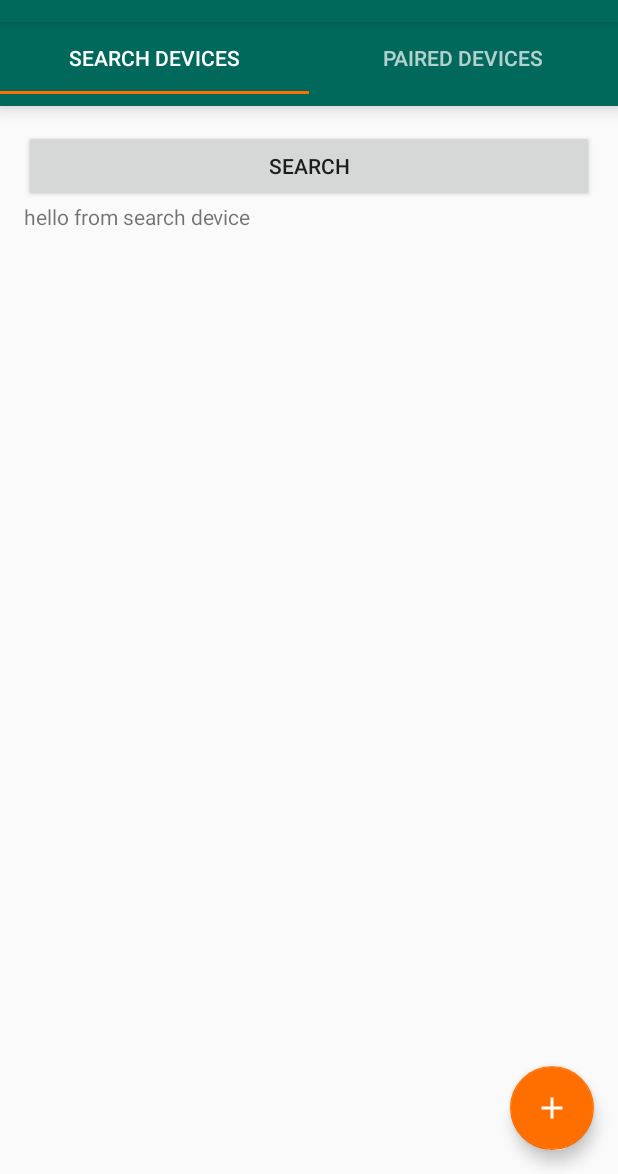
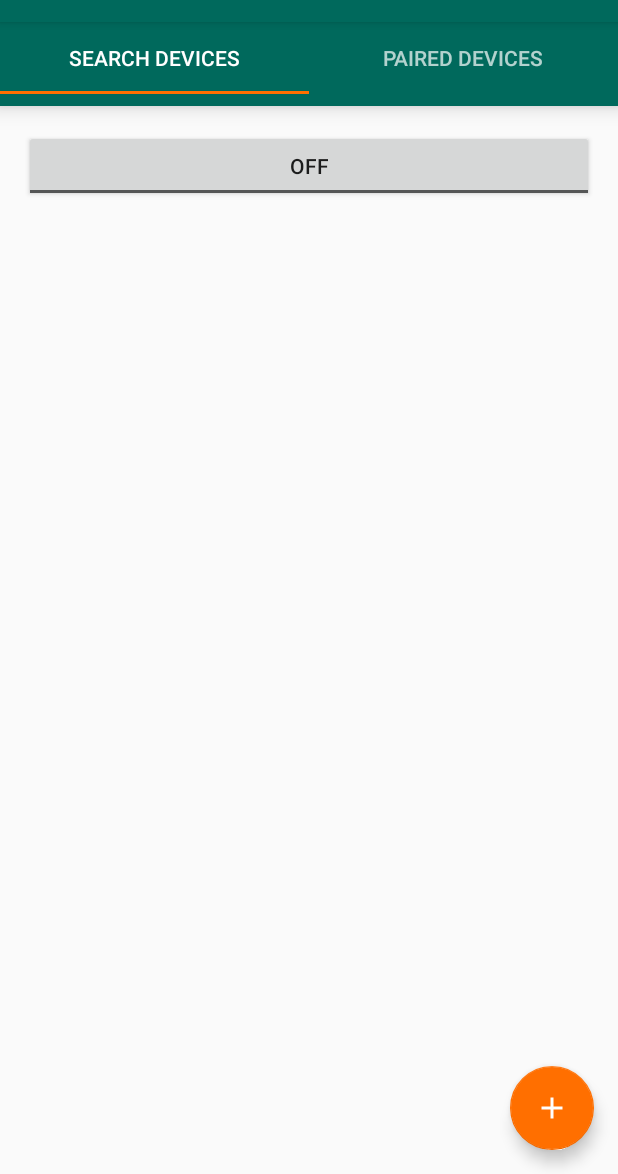
Before and after one commit to ChanakaR/BTDeviceChain, an Android app: the screen it shows after launch (MainActivity), after a tap on an icon or button, on a phone screen of 412 x 824 dp, the part 62-1236 px from its top. Run offline under Robolectric (Android 15) with nearby library versions, the phone set to English and light mode, and no system bars.

Commit message:
added functionality bluetooth device discovery

```diff
--- a/app/src/main/java/com/wbn/uom/btdevicechain/view/PairedDeviceFragment.java
+++ b/app/src/main/java/com/wbn/uom/btdevicechain/view/PairedDeviceFragment.java
@@ -1,8 +1,6 @@
 package com.wbn.uom.btdevicechain.view;
 
 import android.bluetooth.BluetoothDevice;
-import android.content.Context;
-import android.net.Uri;
 import android.os.Bundle;
 import android.support.v4.app.Fragment;
 import android.support.v7.widget.DefaultItemAnimator;
@@ -27,6 +25,8 @@ public class PairedDeviceFragment extends Fragment {
     private RecyclerView recyclerView;
     private DeviceListNotConnectedAdapter deviceListNotConnectedAdapter;
     private List<Device> deviceList = new ArrayList<>();
+
+
 
     @Override
     public View onCreateView(LayoutInflater inflater, ViewGroup container,
--- a/app/src/main/java/com/wbn/uom/btdevicechain/view/SearchDeviceFragment.java
+++ b/app/src/main/java/com/wbn/uom/btdevicechain/view/SearchDeviceFragment.java
@@ -1,19 +1,56 @@
 package com.wbn.uom.btdevicechain.view;
 
+import android.bluetooth.BluetoothDevice;
+import android.content.BroadcastReceiver;
 import android.content.Context;
+import android.content.Intent;
+import android.content.IntentFilter;
 import android.net.Uri;
 import android.os.Bundle;
 import android.support.design.widget.TabLayout;
 import android.support.v4.app.Fragment;
 import android.support.v4.view.ViewPager;
+import android.support.v7.widget.DefaultItemAnimator;
+import android.support.v7.widget.LinearLayoutManager;
+import android.support.v7.widget.RecyclerView;
+import android.util.Log;
 import android.view.LayoutInflater;
 import android.view.View;
 import android.view.ViewGroup;
+import android.widget.CompoundButton;
+import android.widget.Toast;
+import android.widget.ToggleButton;
 
+import com.wbn.uom.btdevicechain.MainActivity;
 import com.wbn.uom.btdevicechain.R;
+import com.wbn.uom.btdevicechain.model.Device;
+
+import java.util.ArrayList;
+import java.util.List;
 
 
 public class SearchDeviceFragment extends Fragment {
+
+    private RecyclerView recyclerView;
+    private DeviceListNotConnectedAdapter deviceListNotConnectedAdapter;
+    private List<Device> deviceList = new ArrayList<>();
+
+    private final BroadcastReceiver bReciever = new BroadcastReceiver() {
+        public void onReceive(Context context, Intent intent) {
+            String action = intent.getAction();
+            if (BluetoothDevice.ACTION_FOUND.equals(action)) {
+                Log.d("DEVICELIST", "Bluetooth device found\n");
+                BluetoothDevice device = intent.getParcelableExtra(BluetoothDevice.EXTRA_DEVICE);
+                // Create a new device item
+                Device newDevice = new Device(device.getName(), device.getAddress(), "false");
+                // Add it to our adapter
+                deviceListNotConnectedAdapter.add(newDevice);
+                deviceListNotConnectedAdapter.notifyDataSetChanged();
+            }
+        }
+    };
+
+
     @Override
     public View onCreateView(LayoutInflater inflater, ViewGroup container,
                              Bundle savedInstanceState) {
@@ -21,6 +58,53 @@ public class SearchDeviceFragment extends Fragment {
 
         View view = inflater.inflate(R.layout.fragment_search_device, container, false);
 
+
+        recyclerView = (RecyclerView) view.findViewById(R.id.search_device_list_recycler_view);
+
+        Log.i("DEVICELIST", "Super called for DeviceListFragment onCreate\n");
+        deviceList = new ArrayList<Device>();
+
+        deviceListNotConnectedAdapter = new DeviceListNotConnectedAdapter(deviceList);
+
+        ToggleButton scan = (ToggleButton) view.findViewById(R.id.search_btn);
+
+        RecyclerView.LayoutManager mLayoutManager = new LinearLayoutManager(getActivity());
+
+        recyclerView.setLayoutManager(mLayoutManager);
+
+        recyclerView.setItemAnimator(new DefaultItemAnimator());
+        recyclerView.addItemDecoration(new RecyclerViewItemDecorator(this.getContext(), LinearLayoutManager.VERTICAL));
+        recyclerView.setAdapter(deviceListNotConnectedAdapter);
+
+        recyclerView.addOnItemTouchListener(new RecyclerViewTouchListener(getActivity().getApplicationContext(),
+                recyclerView, new RecyclerViewClickListener() {
+            @Override
+            public void onClick(View view, int position) {
+                Device device = deviceList.get(position);
+                Toast.makeText(getActivity().getApplicationContext(), device.getName() + " is selected!", Toast.LENGTH_SHORT).show();
+            }
+
+            @Override
+            public void onLongClick(View view, int position) {
+                Toast.makeText(getActivity().getApplicationContext(), "hah haa long click!", Toast.LENGTH_SHORT).show();
+            }
+        }));
+
+        scan.setOnCheckedChangeListener(new CompoundButton.OnCheckedChangeListener() {
+            public void onCheckedChanged(CompoundButton buttonView, boolean isChecked) {
+                IntentFilter filter = new IntentFilter(BluetoothDevice.ACTION_FOUND);
+                if (isChecked) {
+                    deviceListNotConnectedAdapter.clear();
+                    getActivity().registerReceiver(bReciever, filter);
+                    ((MainActivity)getActivity()).BTAdapter.startDiscovery();
+                } else {
+                    getActivity().unregisterReceiver(bReciever);
+                    ((MainActivity)getActivity()).BTAdapter.cancelDiscovery();
+                }
+            }
+        });
+
+
         return view;
 
     }
--- a/app/src/main/res/layout/fragment_search_device.xml
+++ b/app/src/main/res/layout/fragment_search_device.xml
@@ -10,15 +10,20 @@
     tools:context="com.wbn.uom.btdevicechain.view.SearchDeviceFragment">
 
     <!-- TODO: Update blank fragment layout -->
-    <Button
+
+    <ToggleButton
         android:text="Search"
         android:layout_width="match_parent"
         android:layout_height="wrap_content"
         android:id="@+id/search_btn" />
 
-    <TextView
+    <android.support.v7.widget.RecyclerView
+        android:id="@+id/search_device_list_recycler_view"
         android:layout_width="match_parent"
         android:layout_height="match_parent"
-        android:text="hello from search device" />
+        android:layout_alignParentTop="true"
+        android:layout_alignParentStart="true"
+        android:layout_alignParentLeft="true"
+        android:scrollbars="vertical" />
 
 </LinearLayout>
```
Also changed, not shown: app/src/main/java/com/wbn/uom/btdevicechain/view/DeviceListNotConnectedAdapter.java (+8 -0 lines).
